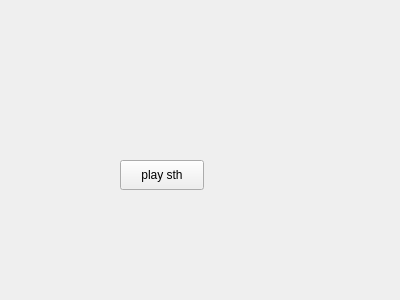
Above: offlinemode.ui from belijzajac/BerryPlayer before the change. Below: the same form after it.
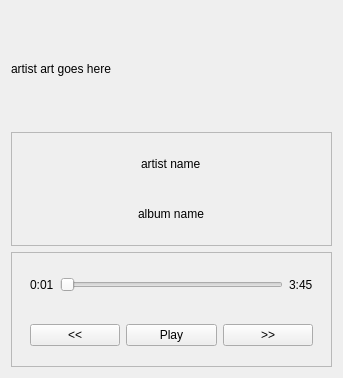
That is the form after the change.

Commit message: Updated UI, improvements on audio playing

Diff of the .ui file:
```diff
--- a/offlinemode.ui
+++ b/offlinemode.ui
@@ -6,26 +6,126 @@
    <rect>
     <x>0</x>
     <y>0</y>
-    <width>400</width>
-    <height>300</height>
+    <width>343</width>
+    <height>378</height>
    </rect>
   </property>
   <property name="windowTitle">
    <string>Form</string>
   </property>
-  <widget class="QPushButton" name="playButton">
-   <property name="geometry">
-    <rect>
-     <x>120</x>
-     <y>160</y>
-     <width>84</width>
-     <height>30</height>
-    </rect>
-   </property>
-   <property name="text">
-    <string>play sth</string>
-   </property>
-  </widget>
+  <layout class="QVBoxLayout" name="verticalLayout_2">
+   <item>
+    <widget class="QLabel" name="artLabel">
+     <property name="text">
+      <string>artist art goes here</string>
+     </property>
+    </widget>
+   </item>
+   <item>
+    <widget class="QFrame" name="frame_2">
+     <property name="frameShape">
+      <enum>QFrame::StyledPanel</enum>
+     </property>
+     <property name="frameShadow">
+      <enum>QFrame::Raised</enum>
+     </property>
+     <layout class="QVBoxLayout" name="verticalLayout">
+      <item alignment="Qt::AlignHCenter|Qt::AlignVCenter">
+       <widget class="QLabel" name="artistLabel">
+        <property name="text">
+         <string>artist name</string>
+        </property>
+       </widget>
+      </item>
+      <item alignment="Qt::AlignHCenter|Qt::AlignVCenter">
+       <widget class="QLabel" name="albumLabel">
+        <property name="text">
+         <string>album name</string>
+        </property>
+       </widget>
+      </item>
+     </layout>
+    </widget>
+   </item>
+   <item>
+    <widget class="QFrame" name="frame">
+     <property name="frameShape">
+      <enum>QFrame::StyledPanel</enum>
+     </property>
+     <property name="frameShadow">
+      <enum>QFrame::Raised</enum>
+     </property>
+     <layout class="QVBoxLayout" name="verticalLayout_3">
+      <item>
+       <widget class="QFrame" name="frame_3">
+        <property name="frameShape">
+         <enum>QFrame::NoFrame</enum>
+        </property>
+        <property name="frameShadow">
+         <enum>QFrame::Raised</enum>
+        </property>
+        <layout class="QHBoxLayout" name="horizontalLayout_2">
+         <item>
+          <widget class="QLabel" name="currTime">
+           <property name="text">
+            <string>0:01</string>
+           </property>
+          </widget>
+         </item>
+         <item>
+          <widget class="QSlider" name="horizontalSlider">
+           <property name="orientation">
+            <enum>Qt::Horizontal</enum>
+           </property>
+          </widget>
+         </item>
+         <item>
+          <widget class="QLabel" name="totalTime">
+           <property name="text">
+            <string>3:45</string>
+           </property>
+          </widget>
+         </item>
+        </layout>
+       </widget>
+      </item>
+      <item>
+       <widget class="QFrame" name="frame_4">
+        <property name="frameShape">
+         <enum>QFrame::NoFrame</enum>
+        </property>
+        <property name="frameShadow">
+         <enum>QFrame::Raised</enum>
+        </property>
+        <layout class="QHBoxLayout" name="horizontalLayout">
+         <item>
+          <widget class="QPushButton" name="previousButton">
+           <property name="text">
+            <string>&lt;&lt;</string>
+           </property>
+          </widget>
+         </item>
+         <item>
+          <widget class="QPushButton" name="playButton">
+           <property name="text">
+            <string>Play</string>
+           </property>
+          </widget>
+         </item>
+         <item>
+          <widget class="QPushButton" name="nextButton">
+           <property name="text">
+            <string>&gt;&gt;</string>
+           </property>
+          </widget>
+         </item>
+        </layout>
+       </widget>
+      </item>
+     </layout>
+    </widget>
+   </item>
+  </layout>
  </widget>
  <resources/>
  <connections/>
```
The commit also changes 5 other files.
